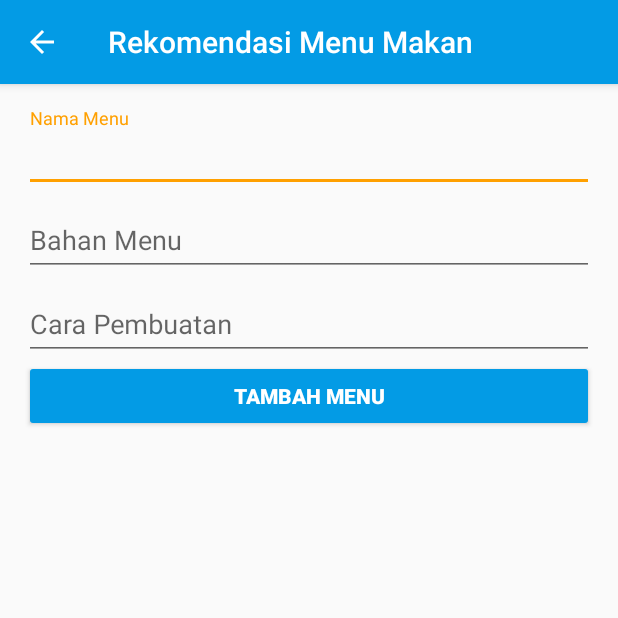
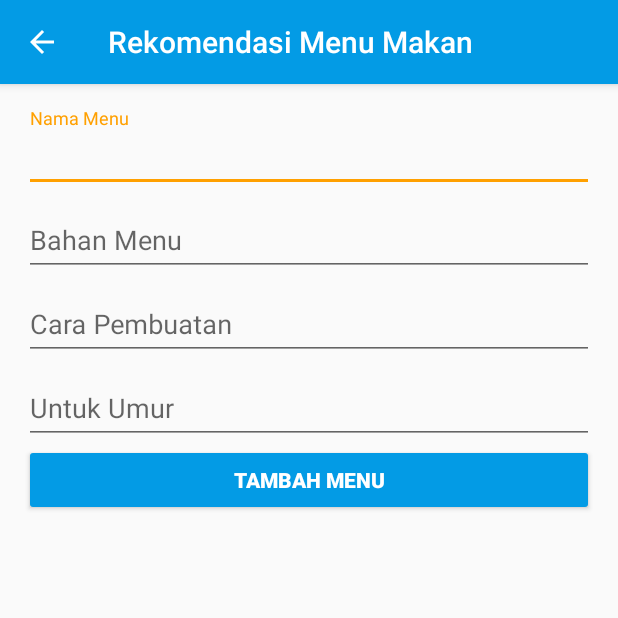
Before and after one commit to MiddleKerb/StatusGizi, an Android app: the TambahMenu screen opened directly, with no data from a screen before it, on a phone screen of 412 x 824 dp, the top half of it. Run offline under Robolectric (Android 15) with nearby library versions, the phone set to English and light mode, and no system bars; our stand-ins replace Firebase (no records; nobody signed in at launch, a user with empty details on screens opened directly).

Commit message:
Fixed menu makan query and display

```diff
--- a/app/src/main/java/com/fbasegizi/statusgizi/adapter/RecyclerViewRekomendasiAnak.java
+++ b/app/src/main/java/com/fbasegizi/statusgizi/adapter/RecyclerViewRekomendasiAnak.java
@@ -48,9 +48,7 @@ public class RecyclerViewRekomendasiAnak extends RecyclerView.Adapter<RecyclerVi
             public void onClick(View v) {
                 Intent intent = new Intent(context, RekomendasiHarian.class);
                 intent.putExtra("id", anak.getChildId());
-                /*intent.putExtra("nama", capitalize(anak.getChildname()));
                 intent.putExtra("tanggal", anak.getDateborn());
-                intent.putExtra("gender", anak.getGender());*/
                 context.startActivity(intent);
             }
         });
--- a/app/src/main/java/com/fbasegizi/statusgizi/adapter/RecyclerViewRekomendasiHarian.java
+++ b/app/src/main/java/com/fbasegizi/statusgizi/adapter/RecyclerViewRekomendasiHarian.java
@@ -1,5 +1,6 @@
 package com.fbasegizi.statusgizi.adapter;
 
+import android.app.Activity;
 import android.content.Context;
 import android.content.Intent;
 import android.view.LayoutInflater;
@@ -41,11 +42,15 @@ public class RecyclerViewRekomendasiHarian extends RecyclerView.Adapter<Recycler
         viewHolder.textViewDate.setText(rekomendasi.getRekomendasiTanggal());
         viewHolder.textViewBahan.setText(rekomendasi.getRekomendasiBahan());
 
+        Intent intent = ((Activity) context).getIntent();
+        final String tanggal = intent.getExtras().getString("tanggal");
+
         viewHolder.root.setOnClickListener(new View.OnClickListener() {
             @Override
             public void onClick(View v) {
                 Intent intent = new Intent(context, RekomendasiMakan.class);
                 intent.putExtra("bahan", rekomendasi.getRekomendasiBahan());
+                intent.putExtra("tanggal", tanggal);
                 context.startActivity(intent);
             }
         });
--- a/app/src/main/java/com/fbasegizi/statusgizi/makan/TambahMenu.java
+++ b/app/src/main/java/com/fbasegizi/statusgizi/makan/TambahMenu.java
@@ -28,8 +28,8 @@ import com.google.firebase.database.ValueEventListener;
 
 public class TambahMenu extends BaseActivity {
 
-    private TextInputLayout textInputLayoutNama, textInputLayoutBahan, textInputLayoutCara;
-    private EditText editTextNama, editTextBahan, editTextCara;
+    private TextInputLayout textInputLayoutNama, textInputLayoutBahan, textInputLayoutCara, textInputLayoutUmur;
+    private EditText editTextNama, editTextBahan, editTextCara, editTextUmur;
     private Button button;
     private DatabaseReference mDatabase;
 
@@ -43,9 +43,11 @@ public class TambahMenu extends BaseActivity {
         textInputLayoutNama = findViewById(R.id.FieldNamaMenu);
         textInputLayoutBahan = findViewById(R.id.FieldMenuBahan);
         textInputLayoutCara = findViewById(R.id.FieldMenuBuat);
+        textInputLayoutUmur = findViewById(R.id.FieldMenuUmur);
         editTextNama = findViewById(R.id.EditNamaMenu);
         editTextBahan = findViewById(R.id.EditMenuBahan);
         editTextCara = findViewById(R.id.EditMenuBuat);
+        editTextUmur = findViewById(R.id.EditMenuUmur);
         button = findViewById(R.id.ButtonAddMenu);
 
         button.setOnClickListener(new View.OnClickListener() {
@@ -75,8 +77,9 @@ public class TambahMenu extends BaseActivity {
         String judul = editTextNama.getText().toString().toLowerCase();
         String bahan = editTextBahan.getText().toString().toLowerCase();
         String proses = editTextCara.getText().toString();
+        String umur = editTextUmur.getText().toString();
 
-        final MenuMakan menuMakan = new MenuMakan(id, judul, bahan, proses);
+        final MenuMakan menuMakan = new MenuMakan(id, judul, bahan, proses, umur);
         mDatabase.child("MenuMakan").addListenerForSingleValueEvent(new ValueEventListener() {
             @Override
             public void onDataChange(@NonNull DataSnapshot dataSnapshot) {
@@ -89,6 +92,7 @@ public class TambahMenu extends BaseActivity {
                 editTextNama.setText("");
                 editTextBahan.setText("");
                 editTextCara.setText("");
+                editTextUmur.setText("");
             }
 
             @Override
--- a/app/src/main/res/layout/activity_tambah_menu.xml
+++ b/app/src/main/res/layout/activity_tambah_menu.xml
@@ -46,6 +46,19 @@
             android:inputType="textMultiLine" />
     </com.google.android.material.textfield.TextInputLayout>
 
+    <com.google.android.material.textfield.TextInputLayout
+        android:id="@+id/FieldMenuUmur"
+        android:layout_width="match_parent"
+        android:layout_height="wrap_content">
+
+        <EditText
+            android:id="@+id/EditMenuUmur"
+            android:layout_width="match_parent"
+            android:layout_height="wrap_content"
+            android:hint="Untuk Umur"
+            android:inputType="textMultiLine" />
+    </com.google.android.material.textfield.TextInputLayout>
+
     <Button
         android:id="@+id/ButtonAddMenu"
         android:layout_width="match_parent"
```
Also changed, not shown: app/src/main/java/com/fbasegizi/statusgizi/makan/RekomendasiMakan.java (+38 -3 lines), app/src/main/java/com/fbasegizi/statusgizi/model/MenuMakan.java (+11 -1 lines).
